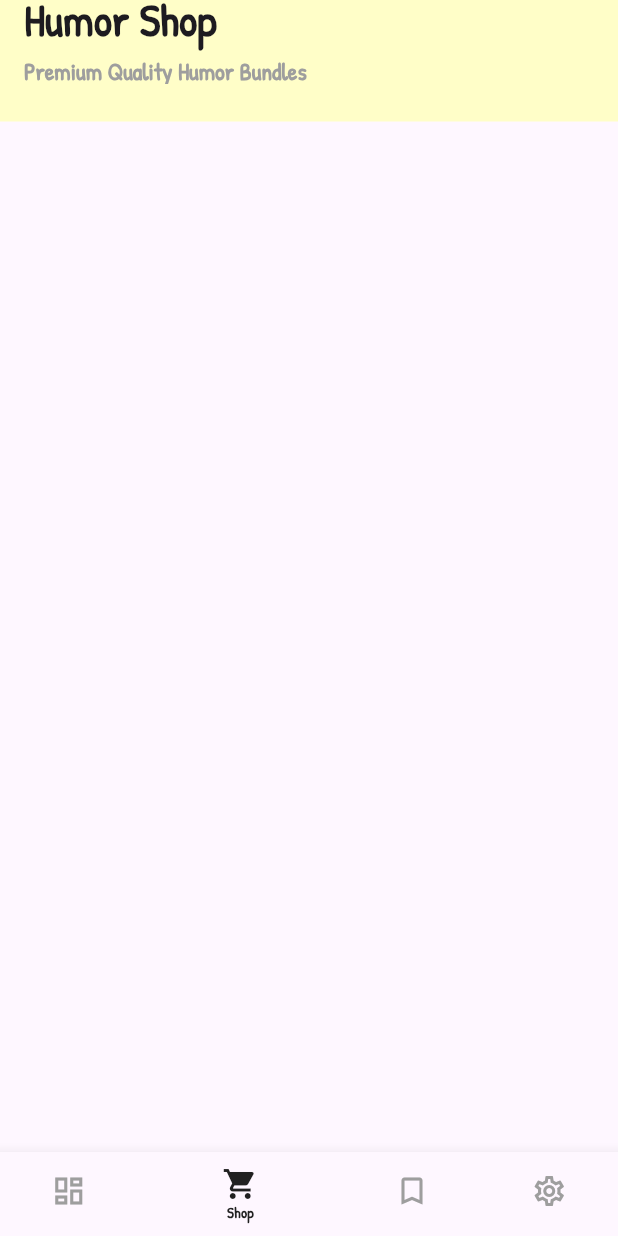
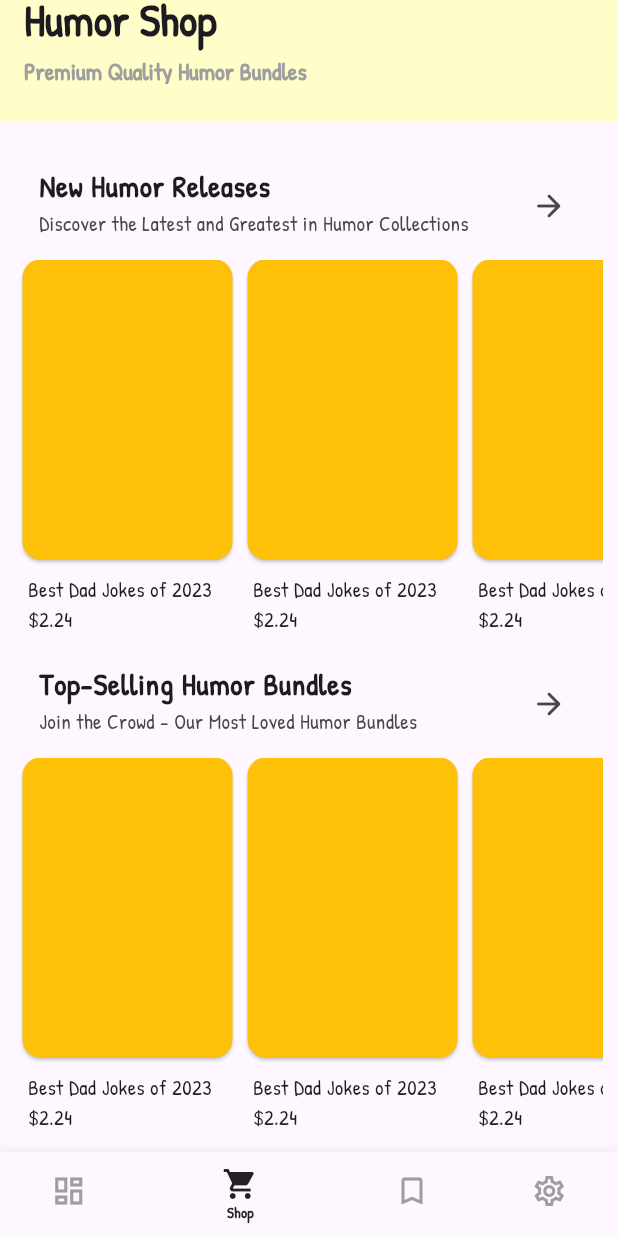
Before and after one commit to cardchess-leader/daily_dose_of_humors, a Flutter app: the screen it shows after launch, item 2 of the bottom bar chosen, on a phone screen of 412 x 824 dp. Run offline on Flutter 3.47's test engine with Material 3 defaults, Android fonts, the phone set to English and light mode, and no system bars; drawn by our look-alikes of scroll_snap_list; our stand-ins replace google_fonts, smooth_page_indicator.

Commit message:
Shop Page Design Implementation

```diff
--- a/lib/screens/shop.dart
+++ b/lib/screens/shop.dart
@@ -1,5 +1,7 @@
 import 'package:flutter/material.dart';
 import 'package:daily_dose_of_humors/widgets/app_bar.dart';
+import 'package:scroll_snap_list/scroll_snap_list.dart';
+import 'package:daily_dose_of_humors/screens/shop_category.dart';
 
 class ShopScreen extends StatefulWidget {
   const ShopScreen({super.key});
@@ -10,20 +12,85 @@ class ShopScreen extends StatefulWidget {
   }
 }
 
-class _ShopScreenState extends State<ShopScreen>
-    with SingleTickerProviderStateMixin {
-  late TabController _tabController;
-
-  @override
-  void initState() {
-    super.initState();
-    _tabController = TabController(length: 2, vsync: this);
-  }
-
-  @override
-  void dispose() {
-    _tabController.dispose();
-    super.dispose();
+class _ShopScreenState extends State<ShopScreen> {
+  Widget categorySectionGenerator({
+    required String title,
+    required String subtitle,
+    required int itemCount,
+  }) {
+    return Column(
+      children: [
+        ListTile(
+          title: Text(
+            title,
+            style: const TextStyle(
+              fontWeight: FontWeight.w600,
+              fontSize: 20,
+            ),
+          ),
+          subtitle: Text(subtitle),
+          trailing: const Icon(Icons.arrow_forward_rounded),
+          onTap: () => {
+            Navigator.of(context).push(
+              MaterialPageRoute(
+                builder: (ctx) => ShopCategoryScreen(
+                  title: title,
+                  subtitle: subtitle,
+                ),
+              ),
+            )
+          },
+        ),
+        SizedBox(
+          height: 260,
+          child: ScrollSnapList(
+            listViewPadding: const EdgeInsets.only(right: 150),
+            selectedItemAnchor: SelectedItemAnchor.START,
+            duration: 300,
+            scrollDirection: Axis.horizontal,
+            onItemFocus: (index) => (),
+            itemSize: 150,
+            itemCount: itemCount,
+            itemBuilder: (context, index) => Container(
+              margin: const EdgeInsets.symmetric(
+                horizontal: 5,
+              ),
+              width: 140,
+              child: IntrinsicHeight(
+                child: InkWell(
+                  onTap: () => {},
+                  child: const Column(
+                    crossAxisAlignment: CrossAxisAlignment.start,
+                    children: [
+                      Card(
+                        color: Colors.amber,
+                        margin: EdgeInsets.zero,
+                        child: SizedBox(
+                          width: double.infinity,
+                          height: 200,
+                          // color: Colors.amber,
+                        ),
+                      ),
+                      SizedBox(height: 10),
+                      Text(
+                        ' Best Dad Jokes of 2023',
+                        maxLines: 1,
+                        overflow: TextOverflow.ellipsis,
+                      ),
+                      Text(
+                        ' \$2.24',
+                        maxLines: 1,
+                        overflow: TextOverflow.ellipsis,
+                      ),
+                    ],
+                  ),
+                ),
+              ),
+            ),
+          ),
+        ),
+      ],
+    );
   }
 
   @override
@@ -34,6 +101,37 @@ class _ShopScreenState extends State<ShopScreen>
         subheading: 'Premium Quality Humor Bundles',
         backgroundColor: Color.fromARGB(255, 255, 254, 200),
       ),
+      body: SingleChildScrollView(
+        padding: const EdgeInsets.symmetric(
+          horizontal: 10,
+          vertical: 20,
+        ),
+        child: Column(
+          children: [
+            categorySectionGenerator(
+                title: 'New Humor Releases',
+                subtitle:
+                    'Discover the Latest and Greatest in Humor Collections',
+                itemCount: 10),
+            categorySectionGenerator(
+                title: 'Top-Selling Humor Bundles',
+                subtitle: 'Join the Crowd - Our Most Loved Humor Bundles',
+                itemCount: 10),
+            categorySectionGenerator(
+                title: 'Ultimate Joke Collection',
+                subtitle: 'Laugh Out Loud with Our Funniest Jokes Ever',
+                itemCount: 10),
+            categorySectionGenerator(
+                title: 'Challenging Puzzles for the Clever',
+                subtitle: 'Mind-Bending Puzzles That Will Test Your Wits',
+                itemCount: 10),
+            categorySectionGenerator(
+                title: 'Curious and Hilarious Mix',
+                subtitle: 'A Treasure Trove of Funny Quotes, Quizzes, and More',
+                itemCount: 10),
+          ],
+        ),
+      ),
     );
   }
 }
--- a/lib/screens/tabs.dart
+++ b/lib/screens/tabs.dart
@@ -60,6 +60,7 @@ class _TabsScreenState extends State<TabsScreen> {
               ScrollSnapList(
                 scrollDirection: Axis.vertical,
                 onItemFocus: (index) => (),
+                duration: 300,
                 itemSize: 500,
                 itemCount: humorCategoryList.length,
                 dynamicItemSize: true,
@@ -68,7 +69,7 @@ class _TabsScreenState extends State<TabsScreen> {
                   child: HumorCategoryCard(humorCategoryList[index]),
                   onTap: () => _openHumorCategory(humorCategoryList[index]),
                 ),
-              )
+              ),
             ],
           ),
         );
```
Also changed, not shown: lib/screens/humor_screen.dart (+9 -7 lines), lib/screens/shop_category.dart (added, +76 -0 lines).
